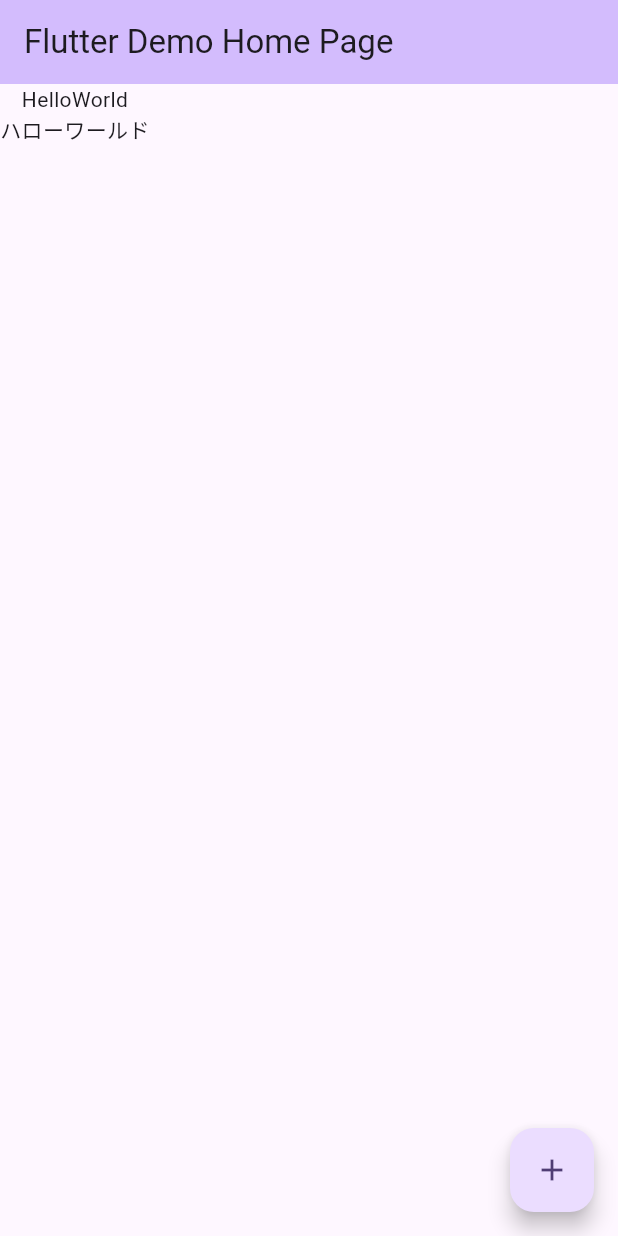
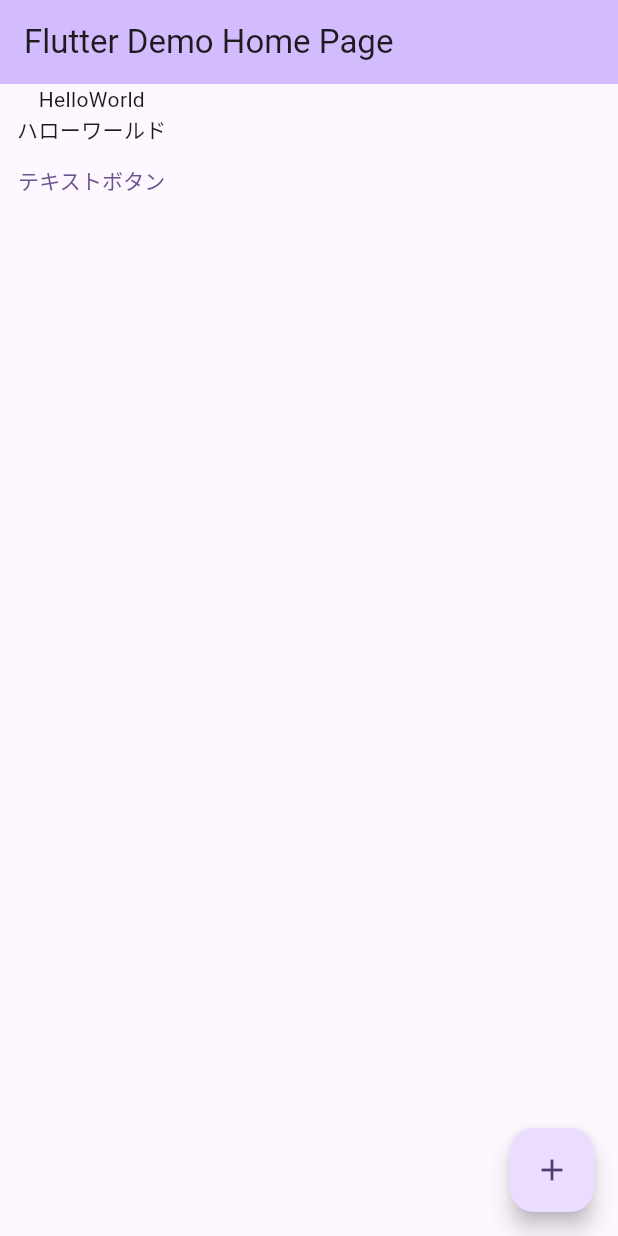
Before and after one commit to koyasaeki/hello_flutter, a Flutter app: the screen it shows after launch, on a phone screen of 412 x 824 dp. Run offline on Flutter 3.47's test engine with Material 3 defaults, Android fonts, the phone set to English and light mode, and no system bars.

Commit message:
update: ボタンとイベントハンドラを追加する

```diff
--- a/lib/main.dart
+++ b/lib/main.dart
@@ -47,10 +47,16 @@ class _MyHomePageState extends State<MyHomePage> {
         backgroundColor: Theme.of(context).colorScheme.inversePrimary,
         title: Text(widget.title),
       ),
-      body: const Column(
+      body: Column(
         children: [
-          Text("HelloWorld"),
-          Text("ハローワールド"),
+          const Text("HelloWorld"),
+          const Text("ハローワールド"),
+          TextButton(
+            onPressed: () {
+              print("ボタンが押されたよ。");
+            },
+            child: const Text('テキストボタン'),
+          )
         ],
       ),
       floatingActionButton: FloatingActionButton(
```
